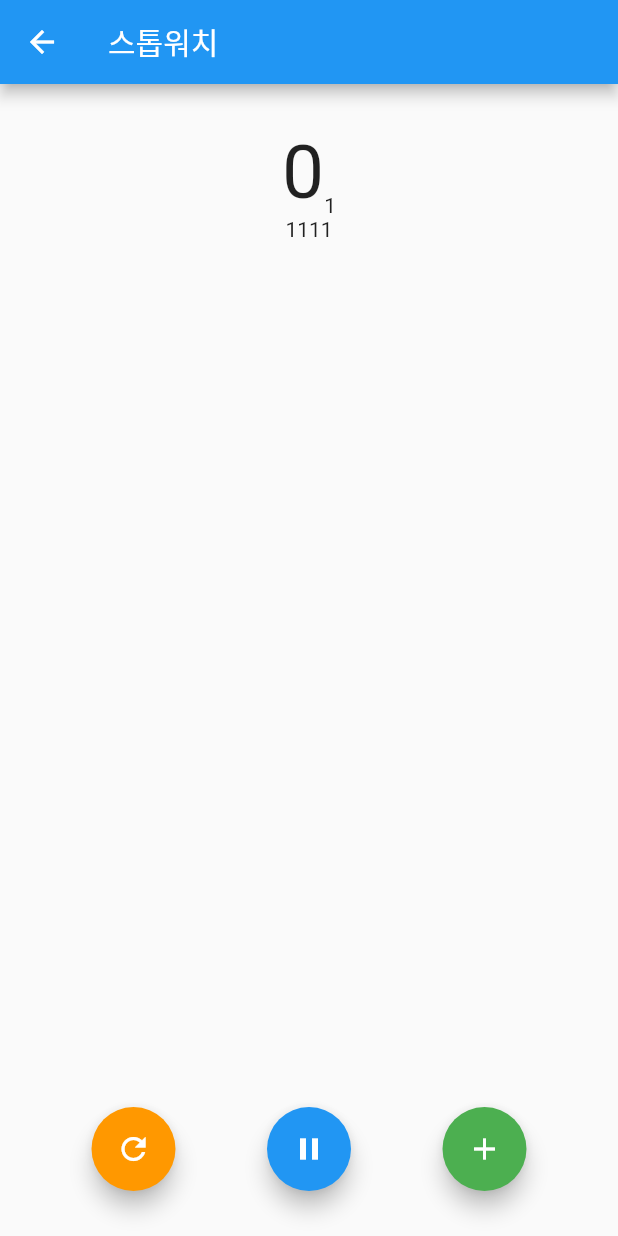
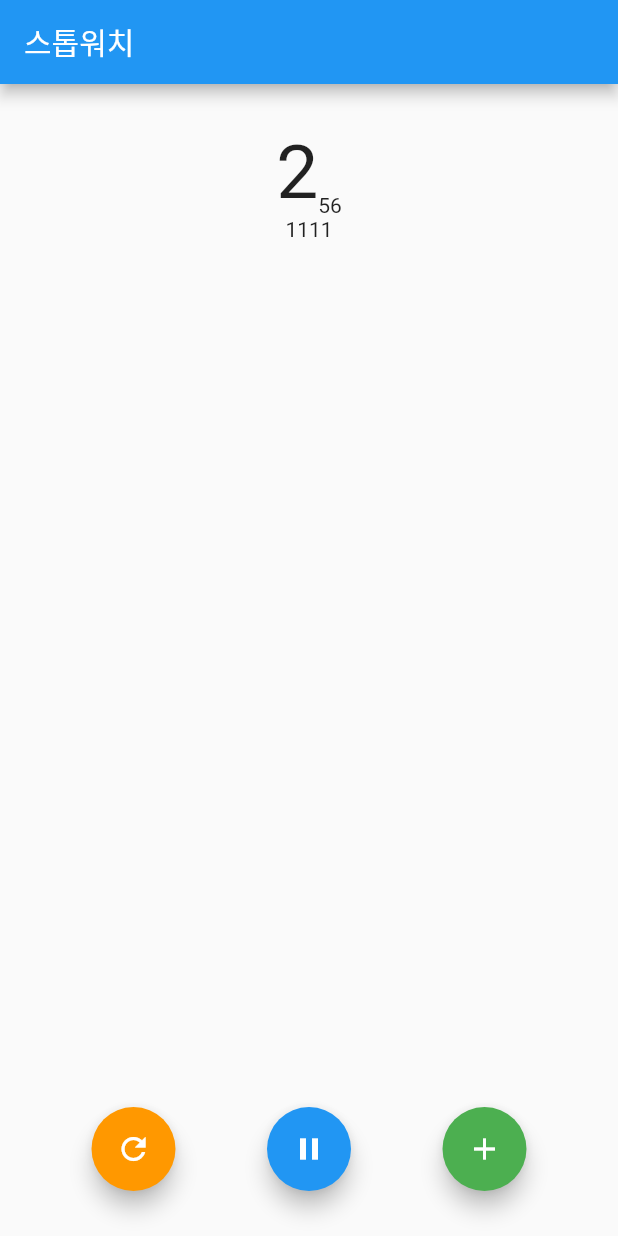
Before and after one commit to teddyjune/stop_watch, a Flutter app: the StopWatchScreen screen opened directly, after a tap on the "play arrow" icon, after a tap on the "add" icon, on a phone screen of 412 x 824 dp. Run offline on Flutter 3.47's test engine with Material 2 defaults, Android fonts, the phone set to English and light mode, and no system bars.

Commit message:
feat: 시작, 일시정지 로직 구현/시간표시 UI 작성

```diff
--- a/lib/main.dart
+++ b/lib/main.dart
@@ -1,5 +1,5 @@
 import 'package:flutter/material.dart';
-import 'package:stop_watch/timer_page.dart';
+import 'package:stop_watch/stop_watch_screen.dart';
 
 void main() {
   runApp(const MyApp());
@@ -15,7 +15,7 @@ class MyApp extends StatelessWidget {
       theme: ThemeData(
         primarySwatch: Colors.blue,
       ),
-      home: TimerPage(),
+      home: StopWatchScreen(),
     );
   }
 }
--- a/lib/stop_watch_screen.dart
+++ b/lib/stop_watch_screen.dart
@@ -13,7 +13,7 @@ class _StopWatchScreenState extends State<StopWatchScreen> {
   Timer? _timer;
   int _time = 0;
   bool _isRunning = false;
-  List<String> _lapTimes = [];
+  final List<String> _lapTimes = [];
 
   @override
   void dispose() {
@@ -31,7 +31,7 @@ class _StopWatchScreenState extends State<StopWatchScreen> {
   }
 
   void _start() {
-    _timer = Timer(const Duration(milliseconds: 10), () {
+    _timer = Timer.periodic(const Duration(milliseconds: 10), (timer) {
       setState(() {
         _time++;
       });
@@ -45,7 +45,7 @@ class _StopWatchScreenState extends State<StopWatchScreen> {
   @override
   Widget build(BuildContext context) {
     int seconds = _time ~/ 100;
-String hundredth = '${_time % 100}';
+    String hundredth = '${_time % 100}'.padLeft(2,'0');
 
     return Scaffold(
       appBar: AppBar(
```
